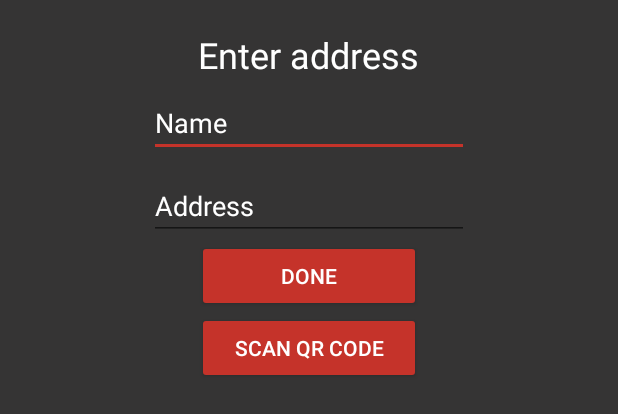
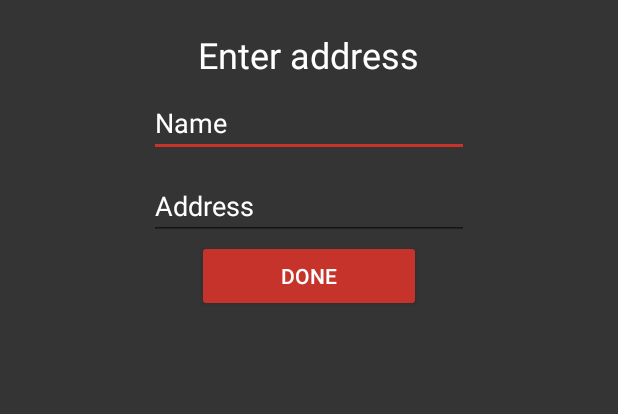
Before and after one commit to sacha001/SafeRide, an Android app: the layout activity_add_rider.xml on its own in the app's theme, with its tools: preview values and no code run, on a phone screen of 412 x 824 dp. Shown: the top 414 px of the screen. Run offline under Robolectric (Android 15) with nearby library versions, the phone set to English and light mode, and no system bars.

```diff
--- a/SafeRide/app/src/main/res/layout/activity_add_rider.xml
+++ b/SafeRide/app/src/main/res/layout/activity_add_rider.xml
@@ -55,14 +55,6 @@
             style="@style/Widget.AppCompat.Button.Colored"
             android:text="Done" />
 
-        <Button
-            android:id="@+id/scanQRBtn"
-            android:layout_width="149dp"
-            android:layout_height="wrap_content"
-            android:layout_gravity="center"
-            style="@style/Widget.AppCompat.Button.Colored"
-            android:text="Scan QR Code" />
-
     </LinearLayout>
 
 </android.support.constraint.ConstraintLayout>
--- a/SafeRide/app/src/main/res/layout/activity_driver_main.xml
+++ b/SafeRide/app/src/main/res/layout/activity_driver_main.xml
@@ -1,5 +1,5 @@
 <?xml version="1.0" encoding="utf-8"?>
-<android.support.constraint.RelativeLayout xmlns:android="http://schemas.android.com/apk/res/android"
+<android.support.constraint.ConstraintLayout xmlns:android="http://schemas.android.com/apk/res/android"
     xmlns:app="http://schemas.android.com/apk/res-auto"
     xmlns:tools="http://schemas.android.com/tools"
     android:layout_width="match_parent"
@@ -74,4 +74,4 @@
 
     </RelativeLayout>
 
-</android.support.constraint.RelativeLayout>
+</android.support.constraint.ConstraintLayout>
```
Also changed, not shown: SafeRide/app/src/main/java/com/example/ssilance/saferide/AddRiderActivity.java (+0 -30 lines), SafeRide/app/src/main/java/com/example/ssilance/saferide/DriverMainActivity.java (+24 -29 lines).
